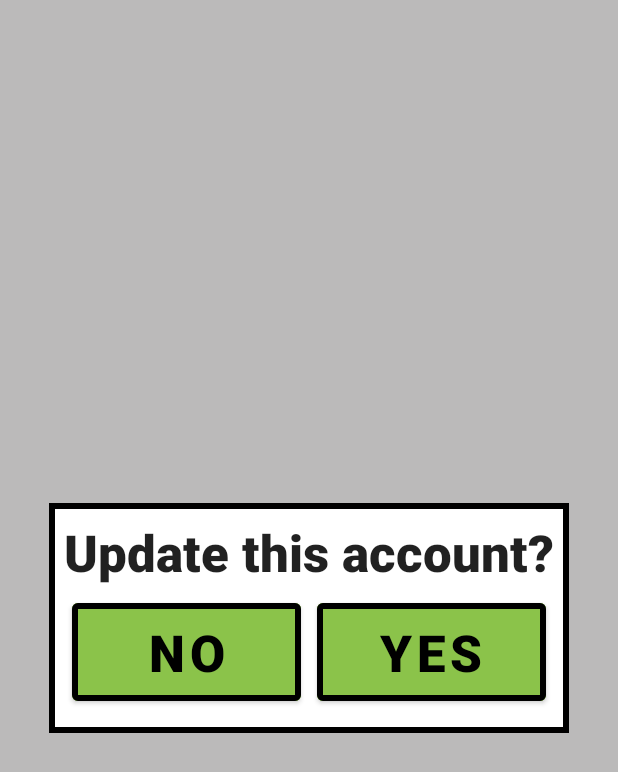
After one commit to skmann1800/Rally-Time-Card-App, an Android app: the layout update_account_popup.xml on its own in the app's theme, with its tools: preview values and no code run, on a phone screen of 412 x 824 dp. The commit adds this screen. Shown: the top 772 px of the screen. Run offline under Robolectric (Android 15) with nearby library versions, the phone set to English and light mode, and no system bars.

Commit message:
Added Update Account Popup
Added a popup to confirm when the admin wants to update a competitor's account

```diff
--- a/app/src/main/java/com/example/rallytimingapp/activities/UpdateCompActivity.java
+++ b/app/src/main/java/com/example/rallytimingapp/activities/UpdateCompActivity.java
@@ -43,6 +43,7 @@ public class UpdateCompActivity extends AppCompatActivity implements View.OnClic
     private ScrollView scrollView;
 
     private PopupWindow deletePopup;
+    private PopupWindow updatePopup;
 
     private TextView display;
     private EditText usernameET;
@@ -109,14 +110,7 @@ public class UpdateCompActivity extends AppCompatActivity implements View.OnClic
     public void onClick(View view) {
         switch (view.getId()) {
             case R.id.updateCompButton:
-                if (verifyInput()) {
-                    int compID = saveCompetitor();
-                    if (compID != -1) {
-                        saveUser(compID);
-                    }
-                } else {
-                    Snackbar.make(scrollView, "Please fill in all details", Snackbar.LENGTH_LONG).show();
-                }
+                ShowUpdatePopup();
                 break;
             case R.id.deleteCompButton:
                 ShowDeletePopup();
@@ -156,6 +150,47 @@ public class UpdateCompActivity extends AppCompatActivity implements View.OnClic
             @Override
             public void onClick(View view) {
                 deletePopup.dismiss();
+            }
+        });
+    }
+
+    private void ShowUpdatePopup() {
+        DisplayMetrics displayMetrics = this.getResources().getDisplayMetrics();
+        int width = displayMetrics.widthPixels;
+        int height = displayMetrics.heightPixels;
+
+        LayoutInflater layoutInflater = (LayoutInflater) this.getSystemService(Context.LAYOUT_INFLATER_SERVICE);
+        View layout = layoutInflater.inflate(R.layout.update_account_popup, null);
+
+        updatePopup = new PopupWindow(this);
+        updatePopup.setContentView(layout);
+        updatePopup.setWidth(width);
+        updatePopup.setHeight(height);
+        updatePopup.setFocusable(true);
+        updatePopup.setBackgroundDrawable(null);
+        updatePopup.showAtLocation(layout, Gravity.CENTER, 1, 1);
+
+        Button yesUpdate = layout.findViewById(R.id.YesUpdateButton);
+        yesUpdate.setOnClickListener(new View.OnClickListener() {
+            @Override
+            public void onClick(View view) {
+                if (verifyInput()) {
+                    int compID = saveCompetitor();
+                    if (compID != -1) {
+                        saveUser(compID);
+                    }
+                } else {
+                    Snackbar.make(scrollView, "Please fill in all details", Snackbar.LENGTH_LONG).show();
+                }
+                updatePopup.dismiss();
+            }
+        });
+
+        Button noUpdate = layout.findViewById(R.id.NoUpdateButton);
+        noUpdate.setOnClickListener(new View.OnClickListener() {
+            @Override
+            public void onClick(View view) {
+                updatePopup.dismiss();
             }
         });
     }
--- /dev/null
+++ b/app/src/main/res/layout/update_account_popup.xml
@@ -0,0 +1,72 @@
+<?xml version="1.0" encoding="utf-8"?>
+<androidx.constraintlayout.widget.ConstraintLayout xmlns:android="http://schemas.android.com/apk/res/android"
+    xmlns:app="http://schemas.android.com/apk/res-auto"
+    xmlns:tools="http://schemas.android.com/tools"
+    android:layout_width="match_parent"
+    android:layout_height="match_parent"
+    android:layout_centerHorizontal="true"
+    android:layout_centerVertical="true"
+    android:background="#80787676">
+
+    <LinearLayout
+        android:layout_width="wrap_content"
+        android:layout_height="wrap_content"
+        android:background="@drawable/popup_border"
+        android:orientation="vertical"
+        android:padding="10dp"
+        app:layout_constraintBottom_toBottomOf="parent"
+        app:layout_constraintLeft_toLeftOf="parent"
+        app:layout_constraintRight_toRightOf="parent"
+        app:layout_constraintTop_toTopOf="parent">
+
+        <TextView
+            android:id="@+id/UpdateAccount"
+            android:layout_width="wrap_content"
+            android:layout_height="wrap_content"
+            android:text="Update this account?"
+            android:textAlignment="center"
+            android:textAppearance="@style/TextAppearance.AppCompat.Body2"
+            android:textSize="34sp"
+            android:textStyle="bold" />
+
+        <LinearLayout
+            android:layout_width="match_parent"
+            android:layout_height="match_parent"
+            android:orientation="horizontal">
+
+            <Button
+                android:id="@+id/NoUpdateButton"
+                android:layout_width="match_parent"
+                android:layout_height="wrap_content"
+                android:layout_gravity="center"
+                android:layout_margin="5dp"
+                android:layout_weight="1"
+                android:backgroundTint="#8BC34A"
+                android:padding="10dp"
+                android:text="@string/no"
+                android:textColor="@color/black"
+                android:textSize="34sp"
+                android:textStyle="bold"
+                app:strokeColor="@color/black"
+                app:strokeWidth="4dp" />
+
+            <Button
+                android:id="@+id/YesUpdateButton"
+                android:layout_width="match_parent"
+                android:layout_height="wrap_content"
+                android:layout_gravity="center"
+                android:layout_margin="5dp"
+                android:layout_weight="1"
+                android:backgroundTint="#8BC34A"
+                android:padding="10dp"
+                android:text="@string/yes"
+                android:textColor="@color/black"
+                android:textSize="34sp"
+                android:textStyle="bold"
+                app:strokeColor="@color/black"
+                app:strokeWidth="4dp" />
+        </LinearLayout>
+
+    </LinearLayout>
+
+</androidx.constraintlayout.widget.ConstraintLayout>
```
